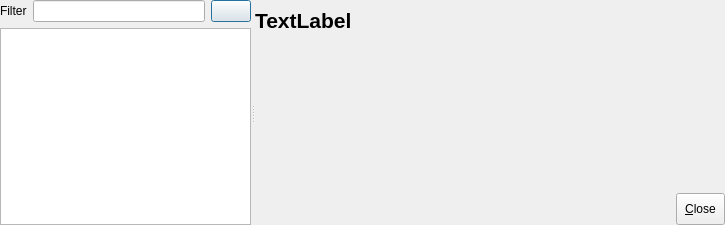
Qt form prymatex/resources/ui/configdialog.ui (prymatex/prymatex) before a commit.
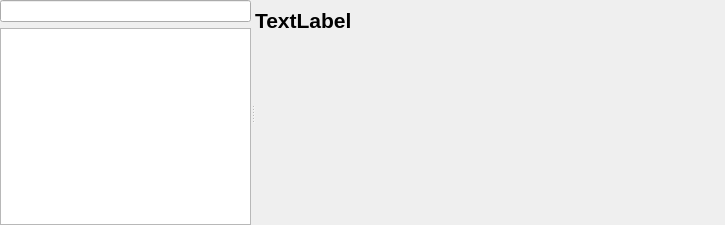
The same form after that commit. Icons and pictures are not drawn. Custom widgets are drawn as their Qt base class.

The edit to the form file:
```diff
--- a/prymatex/resources/ui/configdialog.ui
+++ b/prymatex/resources/ui/configdialog.ui
@@ -34,29 +34,7 @@
         <number>-1</number>
        </property>
        <item>
-        <layout class="QHBoxLayout" name="horizontalLayout">
-         <item>
-          <widget class="QLabel" name="labelFilter">
-           <property name="text">
-            <string>Filter</string>
-           </property>
-          </widget>
-         </item>
-         <item>
-          <widget class="QLineEdit" name="lineFilter"/>
-         </item>
-         <item>
-          <widget class="QPushButton" name="pushClearFilter">
-           <property name="text">
-            <string/>
-           </property>
-           <property name="icon">
-            <iconset resource="../../../res.qrc">
-             <normaloff>:/actions/resources/actions/edit-delete.png</normaloff>:/actions/resources/actions/edit-delete.png</iconset>
-           </property>
-          </widget>
-         </item>
-        </layout>
+        <widget class="QLineEdit" name="lineFilter"/>
        </item>
        <item>
         <widget class="PMXConfigTreeView" name="treeView">
@@ -110,42 +88,6 @@
        <item>
         <widget class="QWidget" name="container" native="true"/>
        </item>
-       <item>
-        <layout class="QHBoxLayout" name="horizontalLayout_2">
-         <property name="sizeConstraint">
-          <enum>QLayout::SetMinimumSize</enum>
-         </property>
-         <item>
-          <spacer name="horizontalSpacer">
-           <property name="orientation">
-            <enum>Qt::Horizontal</enum>
-           </property>
-           <property name="sizeHint" stdset="0">
-            <size>
-             <width>40</width>
-             <height>20</height>
-            </size>
-           </property>
-          </spacer>
-         </item>
-         <item>
-          <widget class="QPushButton" name="pushClose">
-           <property name="styleSheet">
-            <string notr="true">QPushButton {
-padding: 8%;
-}</string>
-           </property>
-           <property name="text">
-            <string>&amp;Close</string>
-           </property>
-           <property name="icon">
-            <iconset resource="../../../res.qrc">
-             <normaloff>:/actions/resources/actions/process-stop.png</normaloff>:/actions/resources/actions/process-stop.png</iconset>
-           </property>
-          </widget>
-         </item>
-        </layout>
-       </item>
       </layout>
      </widget>
     </widget>
```
Left out of the diff: 2 changed lines with no effect on the pictures.
